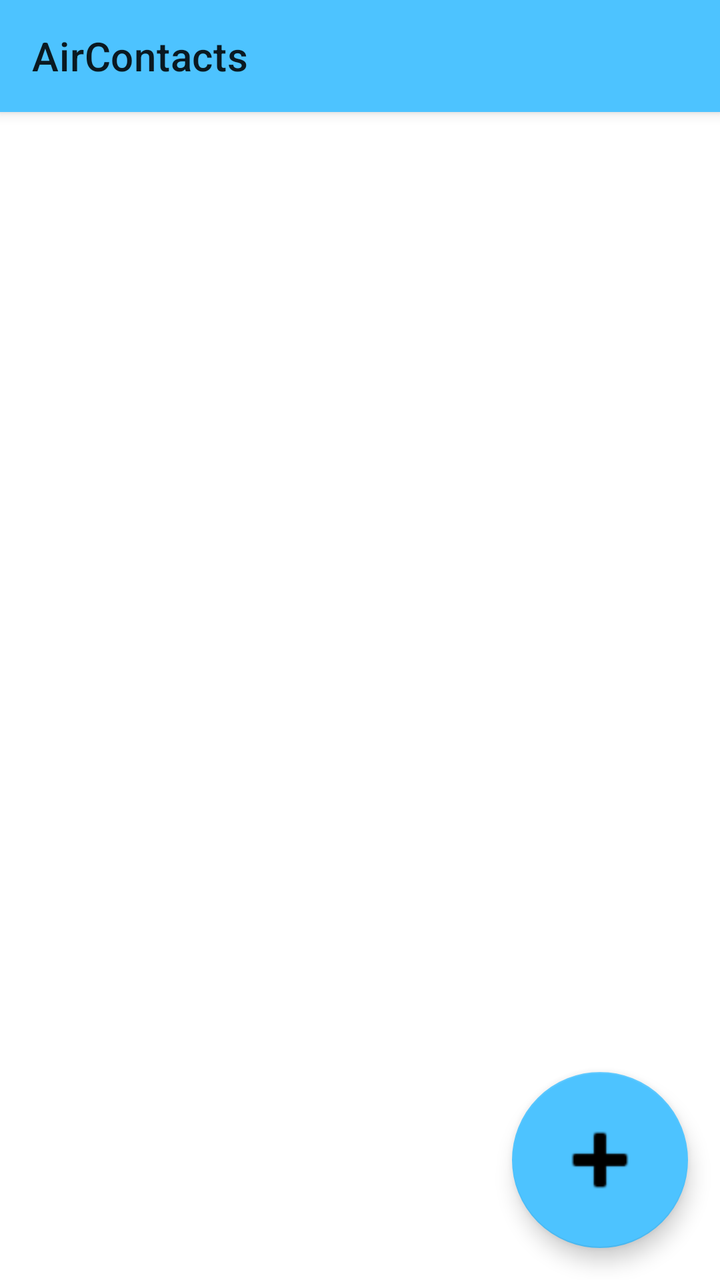
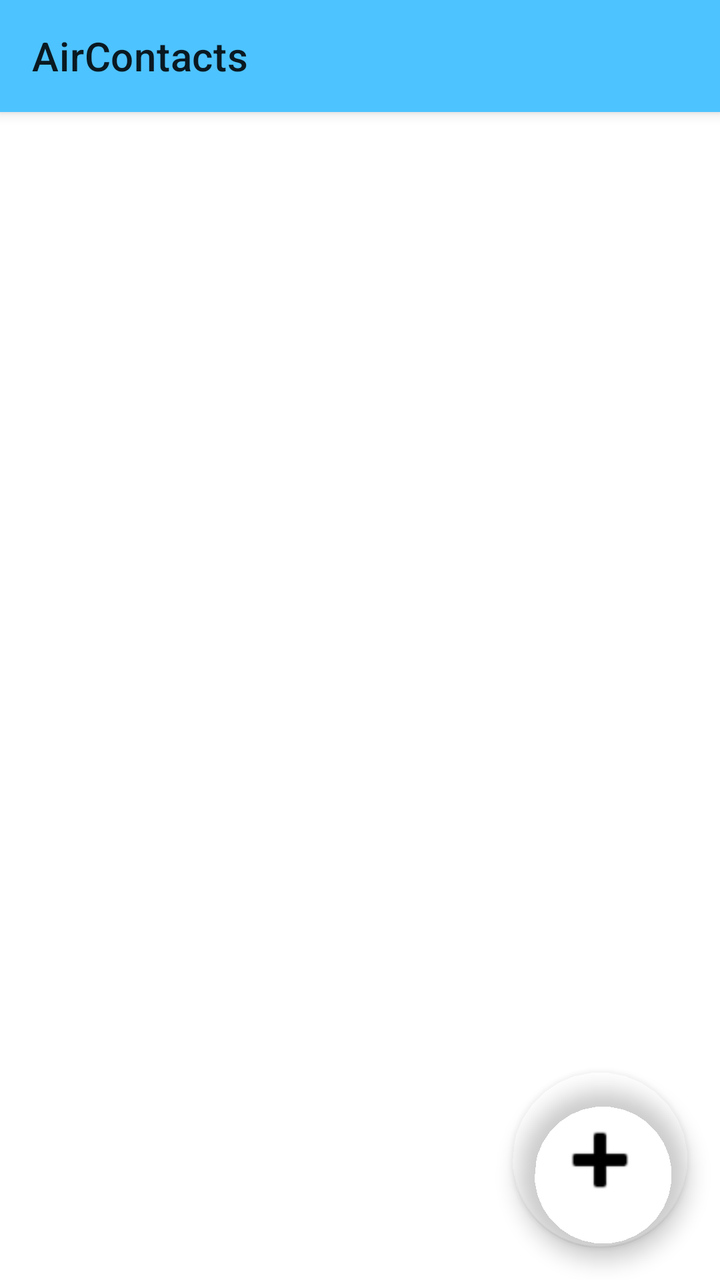

Compare the two renders of this Android layout. The source of the first and the diff that turns it into the second are given below.
<!-- AndroidManifest.xml: application theme Theme.AliPafContacts -->
<!-- res/layout/activity_main.xml -->
<?xml version="1.0" encoding="utf-8"?>
<androidx.coordinatorlayout.widget.CoordinatorLayout xmlns:android="http://schemas.android.com/apk/res/android"
    xmlns:app="http://schemas.android.com/apk/res-auto"
    android:layout_width="match_parent"
    android:layout_height="match_parent"
    android:backgroundTint="#b3e6ff">

    <com.google.android.material.appbar.AppBarLayout
        android:layout_width="match_parent"
        android:layout_height="wrap_content">

        <androidx.appcompat.widget.Toolbar
            android:id="@+id/toolbar"
            android:layout_width="match_parent"
            android:layout_height="match_parent"
            app:title="@string/main_title" />

    </com.google.android.material.appbar.AppBarLayout>

    <TextView
        android:id="@+id/tv_empty"
        android:layout_width="wrap_content"
        android:layout_height="wrap_content"
        android:layout_gravity="center"
        android:gravity="center"
        android:text="@string/main_no_accounts"
        android:visibility="gone" />

    <androidx.recyclerview.widget.RecyclerView
        android:id="@+id/recycler_view"
        android:layout_width="match_parent"
        android:layout_height="match_parent"
        android:clipToPadding="false"
        android:padding="8dp"
        app:layout_behavior="@string/appbar_scrolling_view_behavior" />

    <com.google.android.material.floatingactionbutton.FloatingActionButton
        android:id="@+id/fab_add_account"
        android:layout_width="88dp"
        android:layout_height="88dp"
        android:layout_gravity="bottom|end"
        android:layout_margin="16dp"
        android:adjustViewBounds="false"
        android:contentDescription="@string/main_add_account"
        android:scaleType="center"
        android:src="@android:drawable/ic_input_add"
        app:backgroundTint="#4dc3ff"
        app:fabCustomSize="88dp"
        app:maxImageSize="50dp" />

</androidx.coordinatorlayout.widget.CoordinatorLayout>
<!-- resources referenced by this layout -->
<resources>
  <string name="main_add_account">Add syncing account</string>
  <string name="main_no_accounts">No accounts yet.\nTap + to add the syncing account.</string>
  <string name="main_title">AirContacts</string>
  <style name="Theme.AliPafContacts" parent="Theme.MaterialComponents.DayNight.NoActionBar">
          <item name="colorPrimary">@color/nextcloud_blue</item>
          <item name="colorPrimaryVariant">@color/nextcloud_blue_dark</item>
          <item name="colorOnPrimary">@android:color/white</item>
      </style>
  <color name="nextcloud_blue">#4dc3ff</color>
  <color name="nextcloud_blue_dark">#0099e6</color>
</resources>

<!-- the commit's change to res/layout/activity_main.xml (unified diff, before → after) -->
@@ -44,7 +44,7 @@
         android:contentDescription="@string/main_add_account"
         android:scaleType="center"
         android:src="@android:drawable/ic_input_add"
-        app:backgroundTint="#4dc3ff"
+        app:backgroundTint="#004DC3FF"
         app:fabCustomSize="88dp"
         app:maxImageSize="50dp" />
 
